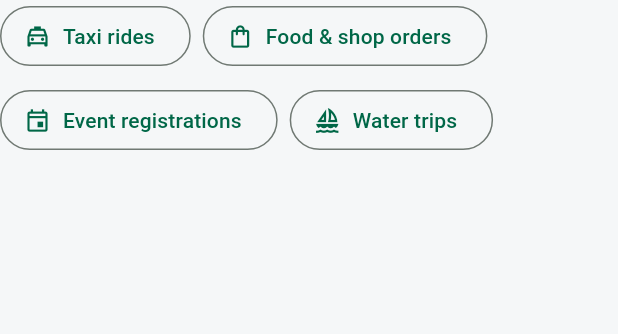
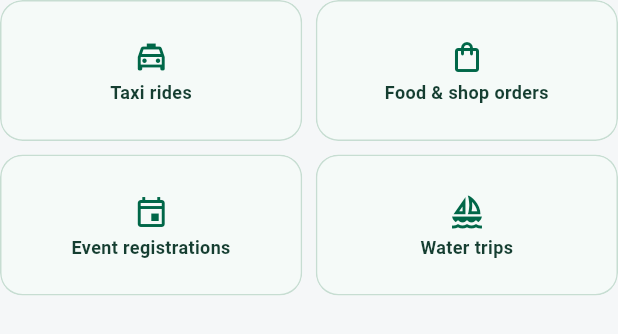
Before and after one commit to mpokana/wantok-service, a Flutter app: the _TrackJourneyLinks widget shown alone on an empty page, opened directly, on a phone screen of 412 x 824 dp. Shown: the top 334 px of the screen. Run offline on Flutter 3.47's test engine with Material 3 defaults, Android fonts, the phone set to English and light mode, and no system bars; our stand-ins replace country_picker, flutter_map, flutter_riverpod, geolocator, image_picker, latlong2 and 1 more; accounts and stored records are empty.

Commit message:
feat(cx1): give Track shared two-three column pinch shortcuts

```diff
--- a/apps/wantok_app/lib/src/home/activity_page.dart
+++ b/apps/wantok_app/lib/src/home/activity_page.dart
@@ -10,6 +10,7 @@ import '../services/commerce_orders_page.dart';
 import '../services/event_registrations_page.dart';
 import '../services/taxi_ride_page.dart';
 import '../services/water_trip_bookings_page.dart';
+import 'adaptive_category_grid.dart';
 import 'messages_page.dart';
 
 class ActivityPage extends StatefulWidget {
@@ -1069,38 +1070,80 @@ class _TrackHeader extends StatelessWidget {
 class _TrackJourneyLinks extends StatelessWidget {
   const _TrackJourneyLinks();
 
+  static const _destinations = <(String, IconData, Widget)>[
+    ('Taxi rides', Icons.local_taxi_outlined, TaxiRidePage()),
+    ('Food & shop orders', Icons.shopping_bag_outlined, CommerceOrdersPage()),
+    ('Event registrations', Icons.event_outlined, EventRegistrationsPage()),
+    ('Water trips', Icons.sailing_outlined, WaterTripBookingsPage()),
+  ];
+
+  void _open(BuildContext context, Widget page) {
+    Navigator.of(context)
+        .push(MaterialPageRoute<void>(builder: (context) => page));
+  }
+
   @override
   Widget build(BuildContext context) {
+    // Desktop preserves the established compact action row. On phones and
+    // tablets, reuse Home's shared two/three-column pinch-aware density.
+    if (MediaQuery.sizeOf(context).width >= 1200) {
       return Wrap(
         spacing: 8,
         runSpacing: 8,
         children: [
-        for (final (label, icon, page) in <(String, IconData, Widget)>[
-          ('Taxi rides', Icons.local_taxi_outlined, const TaxiRidePage()),
-          (
-            'Food & shop orders',
-            Icons.shopping_bag_outlined,
-            const CommerceOrdersPage(),
-          ),
-          (
-            'Event registrations',
-            Icons.event_outlined,
-            const EventRegistrationsPage(),
-          ),
-          (
-            'Water trips',
-            Icons.sailing_outlined,
-            const WaterTripBookingsPage(),
-          ),
-        ])
+          for (final (label, icon, page) in _destinations)
             OutlinedButton.icon(
-            onPressed: () =>
-                Navigator.of(context)
-                    .push(MaterialPageRoute<void>(builder: (context) => page)),
+              onPressed: () => _open(context, page),
               icon: Icon(icon),
               label: Text(label),
             ),
         ],
+      );
+    }
+
+    return AdaptiveCategoryGrid(
+      gridKey: const ValueKey('track-journey-shortcut-grid'),
+      itemCount: _destinations.length,
+      tileHeight: 94,
+      columnSpacing: 9,
+      rowSpacing: 9,
+      itemBuilder: (context, index) {
+        final (label, icon, page) = _destinations[index];
+        return Material(
+          color: const Color(0xFFF5FAF8),
+          shape: RoundedRectangleBorder(
+            borderRadius: BorderRadius.circular(15),
+            side: const BorderSide(color: Color(0xFFC7DDD2)),
+          ),
+          clipBehavior: Clip.antiAlias,
+          child: InkWell(
+            key: ValueKey('track-journey-shortcut-$index'),
+            onTap: () => _open(context, page),
+            child: Padding(
+              padding: const EdgeInsets.symmetric(horizontal: 5, vertical: 8),
+              child: Column(
+                mainAxisAlignment: MainAxisAlignment.center,
+                children: [
+                  Icon(icon, size: 24, color: const Color(0xFF006748)),
+                  const SizedBox(height: 5),
+                  Text(
+                    label,
+                    textAlign: TextAlign.center,
+                    maxLines: 3,
+                    overflow: TextOverflow.ellipsis,
+                    style: const TextStyle(
+                      fontSize: 12,
+                      fontWeight: FontWeight.w700,
+                      color: Color(0xFF153E31),
+                      height: 1.1,
+                    ),
+                  ),
+                ],
+              ),
+            ),
+          ),
+        );
+      },
     );
   }
 }
```
Also changed, not shown: 7 other files. Lines whose indentation alone changed are shown as unchanged.
